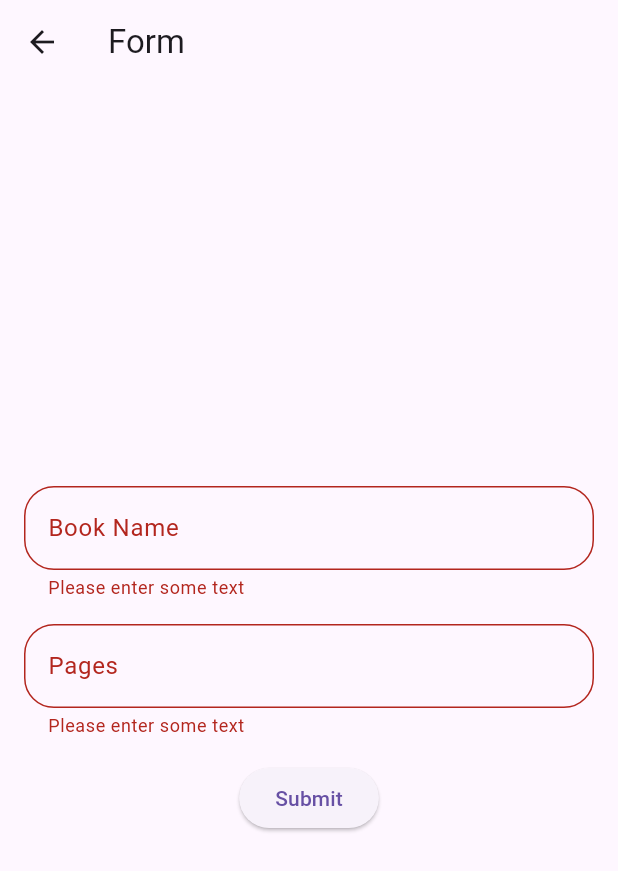
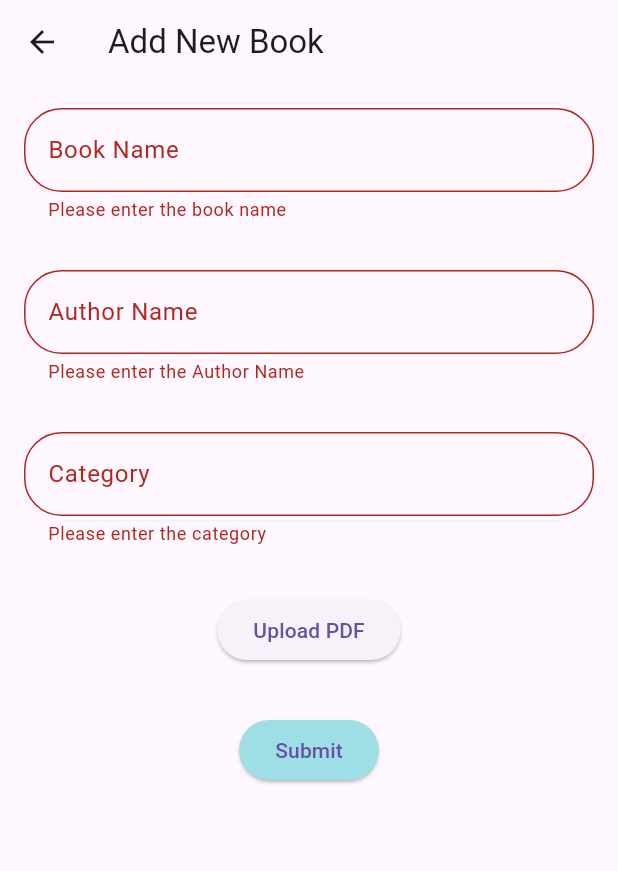
Before and after one commit to hassan674-glitch/todo-app, a Flutter app: the DataEntryScreen screen opened directly, after a tap on "Submit", on a phone screen of 412 x 824 dp. Shown: the top 871 px of the screen. Run offline on Flutter 3.47's test engine with Material 3 defaults, Android fonts, the phone set to English and light mode, and no system bars; our stand-ins replace cloud_firestore, file_picker, firebase_core, firebase_storage, flutter_svg, get and 2 more; missing offline and left inert: syncfusion_flutter_pdfviewer; accounts and stored records are empty; project files that could hold a hidden picture were left out.

Commit message:
FireBase All Funcationality done

```diff
--- a/lib/Model/book_class.dart
+++ b/lib/Model/book_class.dart
@@ -5,26 +5,40 @@ class Book {
   String bookName;
   Timestamp date;
   Timestamp? updatedOn;
-  int pages;
+  String category;
+  String authorName;
+  String? url;
 
-  Book({required this.id, required this.bookName, required this.date, required this.pages,this.updatedOn});
+  Book({
+    required this.id,
+    required this.bookName,
+    required this.date,
+    required this.category,
+    this.updatedOn,
+    required this.authorName,
+    this.url
+  });
 
   factory Book.fromMap(Map<String, dynamic> data, String documentId) {
     return Book(
       id: documentId,
-      bookName: data['bookName'],
-      date: data['Date'],
-      pages: data['Pages'],
+      bookName: data['bookName'] ?? '',
+      date: data['date'] ?? Timestamp.now(),
+      category: data['category'] ?? '',
       updatedOn: data['updatedOn'],
+      authorName: data['authorName'],
+      url: data['url']
     );
   }
 
   Map<String, dynamic> toMap() {
     return {
       'bookName': bookName,
-      'Date': date,
-      'Pages': pages,
-      'updatedOn':updatedOn
+      'date': date,
+      'category': category,
+      'updatedOn': updatedOn,
+      'authorName': authorName,
+      'url':url
     };
   }
 }
--- a/lib/screens/dashboard/components/data_entry_screen.dart
+++ b/lib/screens/dashboard/components/data_entry_screen.dart
@@ -1,24 +1,95 @@
+import 'package:file_picker/file_picker.dart';
+import 'package:firebase_storage/firebase_storage.dart';
+import 'package:flutter/foundation.dart';
+import 'package:flutter/material.dart';
 import 'package:cloud_firestore/cloud_firestore.dart';
-import 'package:flutter/cupertino.dart';
-import 'package:flutter/material.dart';
 import 'package:todo_app/utils/custom_snakbar.dart';
-import 'package:todo_app/services/firestore_services.dart';
 import '../../../Model/book_class.dart';
+import '../../../services/firestore_services.dart';
+import '../../../utils/colors.dart';
 import '../../../constants.dart';
 
-class DataEntryScreen extends StatelessWidget {
-  final Book? book;
+class DataEntryScreen extends StatefulWidget {
+  @override
+  _DataEntryScreenState createState() => _DataEntryScreenState();
+}
+
+class _DataEntryScreenState extends State<DataEntryScreen> {
+  final _formKey = GlobalKey<FormState>();
+  final TextEditingController _bookNameController = TextEditingController();
+  final TextEditingController _authorNameController = TextEditingController();
+  final TextEditingController _categoryController = TextEditingController();
   final FirestoreService _firestoreService = FirestoreService();
-  final _formKey = GlobalKey<FormState>();
-  final TextEditingController _field1Controller = TextEditingController();
-  final TextEditingController _field3Controller = TextEditingController();
-  late String _title;
-  late int _pages;
+  String? _url;
+  bool _isUploading = false;
 
-  DataEntryScreen({super.key, this.book}) {
-    if (book != null) {
-      _field1Controller.text = book!.bookName;
-      _field3Controller.text = book!.pages.toString();
+  @override
+  void dispose() {
+    _bookNameController.dispose();
+    _authorNameController.dispose();
+    _categoryController.dispose();
+    super.dispose();
+  }
+
+  Future<String> uploadPdf(String fileName, FilePickerResult file) async {
+    final reference = FirebaseStorage.instance.ref().child("pdf/$fileName");
+    UploadTask uploadTask;
+    uploadTask = reference.putData(file.files.first.bytes!);
+    await uploadTask.whenComplete(() {});
+    final downloadUrl = await reference.getDownloadURL();
+    return downloadUrl;
+  }
+
+  void pickFile() async {
+    setState(() {
+      _isUploading = true;
+    });
+
+    final pickedFile = await FilePicker.platform.pickFiles(
+      type: FileType.custom,
+      allowedExtensions: ['pdf'],
+      withData: kIsWeb,
+    );
+
+    if (pickedFile != null) {
+      String filename = pickedFile.files.single.name;
+      final downloadLink = await uploadPdf(filename, pickedFile);
+      setState(() {
+        _url = downloadLink;
+        _isUploading = false;
+      });
+    } else {
+      setState(() {
+        _isUploading = false;
+      });
+    }
+  }
+
+  void _submitForm() async {
+    if (_formKey.currentState?.validate() ?? false) {
+      if (_url == null) {
+        ScaffoldMessenger.of(context).showSnackBar(
+          SnackBar(content: Text('Please upload a PDF file')),
+        );
+        return;
+      }
+
+      final newBook = Book(
+        id: '',
+        bookName: _bookNameController.text,
+        date: Timestamp.now(),
+        category: _categoryController.text,
+        authorName: _authorNameController.text,
+        url: _url!,
+      );
+
+      await _firestoreService.createBook(newBook);
+
+      Navigator.pop(context);
+showCustomSnackbar(context: context, message:'Book added successfully',
+    onUndoPressed: (){},
+    onCustomActionPressed: (){});
+
     }
   }
 
@@ -26,107 +97,81 @@ class DataEntryScreen extends StatelessWidget {
   Widget build(BuildContext context) {
     return Scaffold(
       appBar: AppBar(
-        title: const Text('Form'),
+        title: const Text('Add New Book'),
       ),
-      body: LayoutBuilder(
-        builder: (context, constraints) {
-          return Center(
-            child: SingleChildScrollView(
-              child: Padding(
-                padding: const EdgeInsets.all(defaultPadding),
-                child: Form(
-                  key: _formKey,
-                  child: constraints.maxWidth < 600
-                      ? Column(
-                    children: _buildFormFields(context, constraints),
-                  )
-                      : Row(
-                    mainAxisAlignment: MainAxisAlignment.center,
-                    children: _buildFormFields(context, constraints)
-                        .map((field) {
-                      return Expanded(
-                        child: Padding(
-                          padding: const EdgeInsets.all(8.0),
-                          child: field,
-                        ),
-                      );
-                    }).toList(),
+      body: Padding(
+        padding: const EdgeInsets.all(16.0),
+        child: Form(
+          key: _formKey,
+          child: Column(
+            children: <Widget>[
+              TextFormField(
+                controller: _bookNameController,
+                decoration: InputDecoration(
+                  labelText: 'Book Name',
+                  border: OutlineInputBorder(
+                    borderRadius: BorderRadius.circular(25),
                   ),
                 ),
+                validator: (value) {
+                  if (value == null || value.isEmpty) {
+                    return 'Please enter the book name';
+                  }
+                  return null;
+                },
               ),
-            ),
-          );
-        },
+              SizedBox(height: defaultPadding * 2),
+              TextFormField(
+                controller: _authorNameController,
+
+                decoration: InputDecoration(
+                  labelText: 'Author Name',
+                  border: OutlineInputBorder(
+                    borderRadius: BorderRadius.circular(25),
+                  ),
+                ),
+                validator: (value) {
+                  if (value == null || value.isEmpty) {
+                    return 'Please enter the Author Name';
+                  }
+                  return null;
+                },
+              ),
+              SizedBox(height: defaultPadding * 2),
+              TextFormField(
+                controller: _categoryController,
+                decoration: InputDecoration(
+                  labelText: 'Category',
+                  border: OutlineInputBorder(
+                    borderRadius: BorderRadius.circular(25),
+                  ),
+                ),
+                validator: (value) {
+                  if (value == null || value.isEmpty) {
+                    return 'Please enter the category';
+                  }
+                  return null;
+                },
+              ),
+              SizedBox(height: defaultPadding * 2),
+              _isUploading
+                  ? CircularProgressIndicator()
+                  : ElevatedButton(
+                onPressed: pickFile,
+                child: Text("Upload PDF"),
+              ),
+              SizedBox(height: defaultPadding * 2),
+              ElevatedButton(
+                onPressed: _submitForm,
+                child: const Text('Submit'),
+                style: ButtonStyle(
+                  backgroundColor: MaterialStateProperty.all(AppColors.primaryColor),
+                ),
+              ),
+            ],
+          ),
+        ),
       ),
     );
   }
-
-  List<Widget> _buildFormFields(BuildContext context, BoxConstraints constraints) {
-    List<Widget> formFields = [
-      TextFormField(
-        controller: _field1Controller,
-        decoration: InputDecoration(
-            border: OutlineInputBorder(borderRadius: BorderRadius.circular(20)),
-            labelText: 'Book Name'),
-        validator: (value) {
-          if (value == null || value.isEmpty) {
-            return 'Please enter some text';
-          }
-          return null;
-        },
-        onSaved: (value) => _title = value!,
-      ),
-
-      TextFormField(
-        controller: _field3Controller,
-        keyboardType: TextInputType.number,
-        decoration: InputDecoration(
-            border: OutlineInputBorder(borderRadius: BorderRadius.circular(20)),
-            labelText: 'Pages'),
-        validator: (value) {
-          if (value == null || value.isEmpty) {
-            return 'Please enter some text';
-          }
-          if (int.tryParse(value) == null) {
-            return 'Please enter a valid number';
-          }
-          return null;
-        },
-        onSaved: (value) => _pages = int.parse(value!),
-      ),
-      ElevatedButton(
-        onPressed: () async {
-          if (_formKey.currentState!.validate()) {
-            _formKey.currentState!.save();
-            final Timestamp currentTimestamp = Timestamp.now();
-
-            Book saveBook = Book(
-              id: book?.id ?? '',
-              bookName: _title,
-              date: currentTimestamp,
-              pages: _pages,
-              updatedOn: book == null ? null : currentTimestamp,
-            );
-
-              await _firestoreService.createBook(saveBook);
-
-
-            Navigator.pop(context);
-          showCustomSnackbar(context: context, message: "New Book aded", onUndoPressed: (){}, onCustomActionPressed:(){} );
-
-          }
-        },
-        child: const Text('Submit'),
-      ),
-    ];
-
-    return constraints.maxWidth < 600
-        ? formFields
-        .map((field) => Padding(
-      padding: const EdgeInsets.symmetric(vertical: 8.0),
-      child: field,
-    ))
-        .toList()
-        : formFields;
-  }
 }
--- a/lib/screens/dashboard/components/recent_files.dart
+++ b/lib/screens/dashboard/components/recent_files.dart
@@ -1,11 +1,9 @@
 import 'package:cloud_firestore/cloud_firestore.dart';
-import 'package:flutter/cupertino.dart';
+import 'package:firebase_storage/firebase_storage.dart';
 import 'package:flutter/material.dart';
-import 'package:flutter_svg/flutter_svg.dart';
 import 'package:intl/intl.dart';
 import 'package:todo_app/utils/resuable_text_widget.dart';
 import 'package:todo_app/utils/colors.dart';
-
 import '../../../Model/book_class.dart';
 import '../../../constants.dart';
 import '../../../responsive.dart';
@@ -23,17 +21,18 @@ class RecentFiles extends StatefulWidget {
 class _RecentFilesState extends State<RecentFiles> {
   final _formKey = GlobalKey<FormState>();
   final FirestoreService bookService = FirestoreService();
-  // final CollectionReference booksCollection = FirebaseFirestore.instance.collection('books');
   final TextEditingController _bookNameController = TextEditingController();
-  final TextEditingController _dateController = TextEditingController();
-  final TextEditingController _pagesController = TextEditingController();
+  final TextEditingController _authorNameController = TextEditingController();
+  final TextEditingController _categoryController = TextEditingController();
 
   Future<void> updateBook(Book book) async {
     _bookNameController.clear();
-    _pagesController.text=" ";
+    _authorNameController.clear();
+    _categoryController.clear();
+
     _bookNameController.text = book.bookName;
-    _dateController.text = book.date.toDate().toString();
-    _pagesController.text = book.pages.toString();
+    _authorNameController.text = book.authorName ?? '';
+    _categoryController.text = book.category;
 
     showDialog(
       context: context,
@@ -47,7 +46,7 @@ class _RecentFilesState extends State<RecentFiles> {
             content: SingleChildScrollView(
               child: Container(
                 width: 400,
-                height: 200,
+                height: 300,
                 child: Column(
                   children: [
                     Form(
@@ -60,9 +59,12 @@ class _RecentFilesState extends State<RecentFiles> {
                             decoration: const InputDecoration(labelText: 'Book Name'),
                           ),
                           TextFormField(
-                            controller: _pagesController,
-                            decoration: const InputDecoration(labelText: 'Pages'),
-                            keyboardType: TextInputType.number,
+                            controller: _authorNameController,
+                            decoration: const InputDecoration(labelText: 'Author Name'),
+                          ),
+                          TextFormField(
+                            controller: _categoryController,
+                            decoration: const InputDecoration(labelText: 'Category'),
                           ),
                         ],
                       ),
@@ -78,8 +80,11 @@ class _RecentFilesState extends State<RecentFiles> {
                   final updatedBook = Book(
                     id: book.id,
                     bookName: _bookNameController.text,
-                    date: bookService.updateBook == null ? book.date : currentTimestamp,
-                    pages: int.parse(_pagesController.text),
+                    date: book.date,
+                    updatedOn: currentTimestamp,
+                    authorName: _authorNameController.text,
+                    category: _categoryController.text,
+                    url: book.url,
                   );
 
                   await bookService.updateBook(updatedBook);
@@ -104,7 +109,6 @@ class _RecentFilesState extends State<RecentFiles> {
 
   Future<void> confirmDelete(Book book) async {
     showDialog(
-
       context: context,
       builder: (context) {
         return AlertDialog(
@@ -119,6 +123,9 @@ class _RecentFilesState extends State<RecentFiles> {
             ),
             TextButton(
               onPressed: () async {
+                try {
+                  final storageRef = FirebaseStorage.instance.refFromURL(book.url!);
+                  await storageRef.delete();
                   await bookService.deleteBook(book.id);
                   Navigator.of(context).pop();
                   showCustomSnackbar(
@@ -128,6 +135,15 @@ class _RecentFilesState extends State<RecentFiles> {
                     onCustomActionPressed: () {},
                   );
                   setState(() {});
+                } catch (e) {
+                  Navigator.of(context).pop();
+                  showCustomSnackbar(
+                    context: context,
+                    message: "Error deleting book: $e",
+                    onUndoPressed: () {},
+                    onCustomActionPressed: () {},
+                  );
+                }
               },
               child: const Text('Delete'),
             ),
@@ -136,6 +152,7 @@ class _RecentFilesState extends State<RecentFiles> {
       },
     );
   }
+
 
   @override
   Widget build(BuildContext context) {
@@ -212,6 +229,7 @@ class _RecentFilesState extends State<RecentFiles> {
                         style: TextStyle(fontSize: 12),
                       ),
                     ),
+
                     DataColumn(
                       label: Text(
                         "Last Updated",
@@ -244,17 +262,21 @@ class _RecentFilesState extends State<RecentFiles> {
                         ),
                         DataCell(
                           Text(
-                            "ABC", // Replace with actual author name if available
+                            book.authorName ?? "Unknown",
+                            style: const TextStyle(
+                                overflow: TextOverflow.ellipsis,
+                                fontSize: 12),
+                          ),
+                        ),
+
+                        DataCell(
+                          Text(
+                            DateFormat("dd MMM, yyyy").format(book.updatedOn?.toDate() ?? book.date.toDate()),
                             style: const TextStyle(fontSize: 12),
                           ),
                         ),
                         DataCell(
-                          Text(
-                            DateFormat("dd MMM, yyyy").format(book.date.toDate()),
-                            style: const TextStyle(fontSize: 12),
-                          ),
-                        ),
-                        DataCell(Row(
+                            Row(
                               children: [
                                 InkWell(
                                   onTap: () {
@@ -302,7 +324,6 @@ class _RecentFilesState extends State<RecentFiles> {
                               ],
                             )
                         ),
-
                       ],
                     );
                   }).toList(),
--- a/lib/screens/phone_dashboard/phone_eidt_screen.dart
+++ b/lib/screens/phone_dashboard/phone_eidt_screen.dart
@@ -4,11 +4,12 @@ import 'package:flutter/material.dart';
 import 'package:todo_app/services/firestore_services.dart';
 import 'package:todo_app/utils/colors.dart';
 import '../../Model/book_class.dart';
+import '../../utils/custom_snakbar.dart';
 
 class EditBookScreen extends StatefulWidget {
-  final Book book; // Add this line to accept Book as a parameter
+  final Book book;
 
-  EditBookScreen({required this.book}); // Modify constructor
+  EditBookScreen({required this.book});
 
   @override
   _EditBookScreenState createState() => _EditBookScreenState();
@@ -24,10 +25,9 @@ class _EditBookScreenState extends State<EditBookScreen> {
   @override
   void initState() {
     super.initState();
-    // Initialize controllers with book data
     _bookNameController.text = widget.book.bookName;
-    _authorNameController.text = widget.book.pages.toString();
-    // _categoryController.text = widget.book.category ?? '';
+    _authorNameController.text = widget.book.authorName!;
+    _categoryController.text = widget.book.category;
   }
 
   @override
@@ -108,12 +108,16 @@ class _EditBookScreenState extends State<EditBookScreen> {
                         id: widget.book.id,
                         bookName: _bookNameController.text,
                         date: currentTime,
-                        pages: int.parse(_authorNameController.text),
-                        // category: _categoryController.text,
-                          );
+                        authorName: _authorNameController.text,
+                        category: _categoryController.text,
+                        url:widget.book.url,
+                      );
 
                       await bookService.updateBook(updatedBook);
                       Navigator.pop(context);
+                      showCustomSnackbar(context: context, message:'Book Edited successfully',
+                          onUndoPressed: (){},
+                          onCustomActionPressed: (){});
                     }
                   },
                   style: ElevatedButton.styleFrom(
@@ -123,9 +127,10 @@ class _EditBookScreenState extends State<EditBookScreen> {
                       borderRadius: BorderRadius.circular(10),
                     ),
                   ),
-                  child: Text('Save',style: TextStyle(
-                    color: Colors.white
-                  ),),
+                  child: Text(
+                    'Save',
+                    style: TextStyle(color: Colors.white),
+                  ),
                 ),
               ),
             ],
--- a/lib/services/firestore_services.dart
+++ b/lib/services/firestore_services.dart
@@ -1,10 +1,14 @@
+import 'dart:io';
+
 import 'package:cloud_firestore/cloud_firestore.dart';
+import 'package:file_picker/file_picker.dart';
+import 'package:firebase_storage/firebase_storage.dart';
 import '../Model/book_class.dart';
+
 
 
 class FirestoreService {
   final CollectionReference booksCollection = FirebaseFirestore.instance.collection('books');
-
   Future<void> createBook(Book book) async {
     await booksCollection.add(book.toMap());
   }
--- a/pubspec.yaml
+++ b/pubspec.yaml
@@ -46,6 +46,9 @@ dependencies:
   syncfusion_flutter_pdfviewer: ^26.1.42
   shared_preferences: ^2.2.3
   get: ^4.6.6
+  file_picker: ^8.0.6
+  firebase_storage: ^12.1.2
+
 
 
 dev_dependencies:
```
Also changed, not shown: lib/screens/main/main_screen.dart (+6 -6 lines), lib/screens/phone_dashboard/add_new_book.dart (+57 -5 lines), lib/screens/phone_dashboard/phone_ui.dart (+91 -44 lines), lib/utils/custom_snakbar.dart (+7 -5 lines), pubspec.lock, 5 other files. Lines whose indentation alone changed are shown as unchanged.
